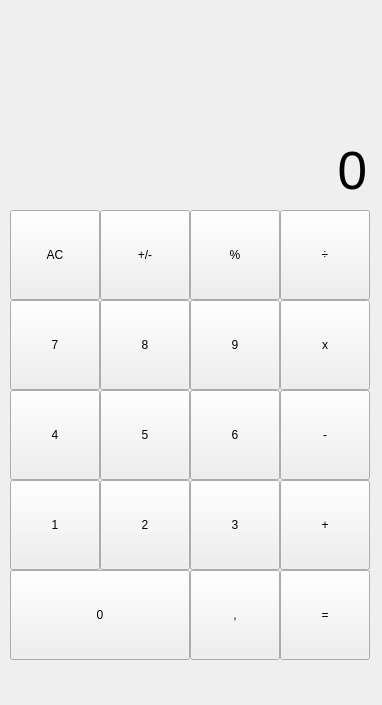
Old version of the form interfaceCalculadora.ui in the repository S4mK206/calculadora-IPhone.
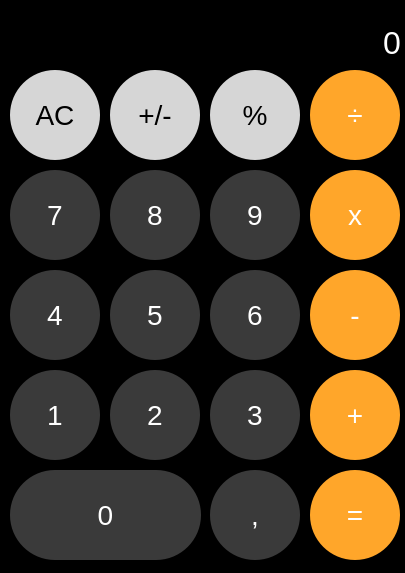
New version of the form.

Commit message: ajustes finais

Diff of the .ui file:
```diff
--- a/interfaceCalculadora.ui
+++ b/interfaceCalculadora.ui
@@ -6,180 +6,175 @@
    <rect>
     <x>0</x>
     <y>0</y>
-    <width>382</width>
-    <height>705</height>
+    <width>405</width>
+    <height>573</height>
    </rect>
   </property>
+  <property name="minimumSize">
+   <size>
+    <width>405</width>
+    <height>573</height>
+   </size>
+  </property>
+  <property name="maximumSize">
+   <size>
+    <width>405</width>
+    <height>573</height>
+   </size>
+  </property>
+  <property name="font">
+   <font>
+    <family>Arial</family>
+    <weight>75</weight>
+    <bold>true</bold>
+   </font>
+  </property>
   <property name="windowTitle">
    <string>MainWindow</string>
   </property>
+  <property name="styleSheet">
+   <string notr="true">background-color: rgb(0, 0, 0);</string>
+  </property>
   <widget class="QWidget" name="centralwidget">
-   <widget class="QPushButton" name="btnClear">
-    <property name="geometry">
-     <rect>
-      <x>10</x>
-      <y>210</y>
-      <width>90</width>
-      <height>90</height>
-     </rect>
-    </property>
-    <property name="minimumSize">
-     <size>
-      <width>90</width>
-      <height>90</height>
-     </size>
-    </property>
-    <property name="text">
-     <string>AC</string>
-    </property>
-   </widget>
-   <widget class="QPushButton" name="btnPositivoNegativo">
-    <property name="geometry">
-     <rect>
-      <x>100</x>
-      <y>210</y>
-      <width>90</width>
-      <height>90</height>
-     </rect>
-    </property>
-    <property name="minimumSize">
-     <size>
-      <width>90</width>
-      <height>90</height>
-     </size>
-    </property>
-    <property name="text">
-     <string>+/-</string>
-    </property>
-   </widget>
-   <widget class="QPushButton" name="btnPorcentagem">
-    <property name="geometry">
-     <rect>
-      <x>190</x>
-      <y>210</y>
-      <width>90</width>
-      <height>90</height>
-     </rect>
-    </property>
-    <property name="minimumSize">
-     <size>
-      <width>90</width>
-      <height>90</height>
-     </size>
-    </property>
-    <property name="text">
-     <string>%</string>
-    </property>
-   </widget>
-   <widget class="QPushButton" name="btnDivisao">
-    <property name="geometry">
-     <rect>
-      <x>280</x>
-      <y>210</y>
-      <width>90</width>
-      <height>90</height>
-     </rect>
-    </property>
-    <property name="minimumSize">
-     <size>
-      <width>90</width>
-      <height>90</height>
-     </size>
-    </property>
-    <property name="text">
-     <string>÷</string>
-    </property>
-   </widget>
-   <widget class="QPushButton" name="btn8">
-    <property name="geometry">
-     <rect>
-      <x>100</x>
-      <y>300</y>
-      <width>90</width>
-      <height>90</height>
-     </rect>
-    </property>
-    <property name="minimumSize">
-     <size>
-      <width>90</width>
-      <height>90</height>
-     </size>
-    </property>
-    <property name="text">
-     <string>8</string>
-    </property>
-   </widget>
    <widget class="QPushButton" name="btn7">
     <property name="geometry">
      <rect>
       <x>10</x>
-      <y>300</y>
+      <y>170</y>
       <width>90</width>
       <height>90</height>
      </rect>
     </property>
-    <property name="minimumSize">
-     <size>
-      <width>90</width>
-      <height>90</height>
-     </size>
+    <property name="font">
+     <font>
+      <family>Arial</family>
+      <pointsize>21</pointsize>
+     </font>
+    </property>
+    <property name="styleSheet">
+     <string notr="true">color: rgb(255, 255, 255);
+background-color: rgb(58, 58, 58);
+border-radius: 45%;</string>
     </property>
     <property name="text">
      <string>7</string>
     </property>
    </widget>
-   <widget class="QPushButton" name="btnMultiplicacao">
+   <widget class="QPushButton" name="btn8">
     <property name="geometry">
      <rect>
-      <x>280</x>
-      <y>300</y>
+      <x>110</x>
+      <y>170</y>
       <width>90</width>
       <height>90</height>
      </rect>
     </property>
-    <property name="minimumSize">
-     <size>
-      <width>90</width>
-      <height>90</height>
-     </size>
+    <property name="font">
+     <font>
+      <family>Arial</family>
+      <pointsize>21</pointsize>
+     </font>
+    </property>
+    <property name="styleSheet">
+     <string notr="true">color: rgb(255, 255, 255);
+ background-color: rgb(58, 58, 58);
+border-radius: 45%;</string>
     </property>
     <property name="text">
-     <string>x</string>
+     <string>8</string>
     </property>
    </widget>
    <widget class="QPushButton" name="btn9">
     <property name="geometry">
      <rect>
-      <x>190</x>
-      <y>300</y>
+      <x>210</x>
+      <y>170</y>
       <width>90</width>
       <height>90</height>
      </rect>
     </property>
-    <property name="minimumSize">
-     <size>
-      <width>90</width>
-      <height>90</height>
-     </size>
+    <property name="font">
+     <font>
+      <family>Arial</family>
+      <pointsize>21</pointsize>
+     </font>
+    </property>
+    <property name="styleSheet">
+     <string notr="true">color: rgb(255, 255, 255);
+background-color: rgb(58, 58, 58);
+border-radius: 45%;</string>
     </property>
     <property name="text">
      <string>9</string>
     </property>
    </widget>
+   <widget class="QPushButton" name="btnMultiplicacao">
+    <property name="geometry">
+     <rect>
+      <x>310</x>
+      <y>170</y>
+      <width>90</width>
+      <height>90</height>
+     </rect>
+    </property>
+    <property name="font">
+     <font>
+      <family>Arial</family>
+      <pointsize>21</pointsize>
+     </font>
+    </property>
+    <property name="styleSheet">
+     <string notr="true">color: rgb(255, 255, 255); 
+background-color: rgb(255, 166, 42);
+ border-radius: 45%;</string>
+    </property>
+    <property name="text">
+     <string>x</string>
+    </property>
+   </widget>
+   <widget class="QPushButton" name="btnSubtracao">
+    <property name="geometry">
+     <rect>
+      <x>310</x>
+      <y>270</y>
+      <width>90</width>
+      <height>90</height>
+     </rect>
+    </property>
+    <property name="font">
+     <font>
+      <family>Arial</family>
+      <pointsize>21</pointsize>
+     </font>
+    </property>
+    <property name="styleSheet">
+     <string notr="true">color: rgb(255, 255, 255); 
+background-color: rgb(255, 166, 42);
+ border-radius: 45%;</string>
+    </property>
+    <property name="text">
+     <string>-</string>
+    </property>
+   </widget>
    <widget class="QPushButton" name="btn5">
     <property name="geometry">
      <rect>
-      <x>100</x>
-      <y>390</y>
+      <x>110</x>
+      <y>270</y>
       <width>90</width>
       <height>90</height>
      </rect>
     </property>
-    <property name="minimumSize">
-     <size>
-      <width>90</width>
-      <height>90</height>
-     </size>
+    <property name="font">
+     <font>
+      <family>Arial</family>
+      <pointsize>21</pointsize>
+     </font>
+    </property>
+    <property name="styleSheet">
+     <string notr="true">color: rgb(255, 255, 255);
+background-color: rgb(58, 58, 58);
+border-radius: 45%;</string>
     </property>
     <property name="text">
      <string>5</string>
@@ -189,73 +184,93 @@
     <property name="geometry">
      <rect>
       <x>10</x>
-      <y>390</y>
+      <y>270</y>
       <width>90</width>
       <height>90</height>
      </rect>
     </property>
-    <property name="minimumSize">
-     <size>
-      <width>90</width>
-      <height>90</height>
-     </size>
+    <property name="font">
+     <font>
+      <family>Arial</family>
+      <pointsize>21</pointsize>
+     </font>
+    </property>
+    <property name="styleSheet">
+     <string notr="true">color: rgb(255, 255, 255);
+background-color: rgb(58, 58, 58);
+border-radius: 45%;</string>
     </property>
     <property name="text">
      <string>4</string>
     </property>
    </widget>
-   <widget class="QPushButton" name="btnSubtracao">
-    <property name="geometry">
-     <rect>
-      <x>280</x>
-      <y>390</y>
-      <width>90</width>
-      <height>90</height>
-     </rect>
-    </property>
-    <property name="minimumSize">
-     <size>
-      <width>90</width>
-      <height>90</height>
-     </size>
-    </property>
-    <property name="text">
-     <string>-</string>
-    </property>
-   </widget>
    <widget class="QPushButton" name="btn6">
     <property name="geometry">
      <rect>
-      <x>190</x>
-      <y>390</y>
+      <x>210</x>
+      <y>270</y>
       <width>90</width>
       <height>90</height>
      </rect>
     </property>
-    <property name="minimumSize">
-     <size>
-      <width>90</width>
-      <height>90</height>
-     </size>
+    <property name="font">
+     <font>
+      <family>Arial</family>
+      <pointsize>21</pointsize>
+     </font>
+    </property>
+    <property name="styleSheet">
+     <string notr="true">color: rgb(255, 255, 255);
+background-color: rgb(58, 58, 58);
+border-radius: 45%;</string>
     </property>
     <property name="text">
      <string>6</string>
     </property>
    </widget>
+   <widget class="QPushButton" name="btnAdicao">
+    <property name="geometry">
+     <rect>
+      <x>310</x>
+      <y>370</y>
+      <width>90</width>
+      <height>90</height>
+     </rect>
+    </property>
+    <property name="font">
+     <font>
+      <family>Arial</family>
+      <pointsize>21</pointsize>
+     </font>
+    </property>
+    <property name="styleSheet">
+     <string notr="true">color: rgb(255, 255, 255); 
+background-color: rgb(255, 166, 42);
+ border-radius: 45%;</string>
+    </property>
+    <property name="text">
+     <string>+</string>
+    </property>
+   </widget>
    <widget class="QPushButton" name="btn2">
     <property name="geometry">
      <rect>
-      <x>100</x>
-      <y>480</y>
+      <x>110</x>
+      <y>370</y>
       <width>90</width>
       <height>90</height>
      </rect>
     </property>
-    <property name="minimumSize">
-     <size>
-      <width>90</width>
-      <height>90</height>
-     </size>
+    <property name="font">
+     <font>
+      <family>Arial</family>
+      <pointsize>21</pointsize>
+     </font>
+    </property>
+    <property name="styleSheet">
+     <string notr="true">color: rgb(255, 255, 255);
+background-color: rgb(58, 58, 58);
+border-radius: 45%;</string>
     </property>
     <property name="text">
      <string>2</string>
@@ -265,145 +280,261 @@
     <property name="geometry">
      <rect>
       <x>10</x>
-      <y>480</y>
+      <y>370</y>
       <width>90</width>
       <height>90</height>
      </rect>
     </property>
-    <property name="minimumSize">
-     <size>
-      <width>90</width>
-      <height>90</height>
-     </size>
+    <property name="font">
+     <font>
+      <family>Arial</family>
+      <pointsize>21</pointsize>
+     </font>
+    </property>
+    <property name="toolTipDuration">
+     <number>-1</number>
+    </property>
+    <property name="styleSheet">
+     <string notr="true">color: rgb(255, 255, 255);
+background-color: rgb(58, 58, 58);
+border-radius: 45%;</string>
     </property>
     <property name="text">
      <string>1</string>
     </property>
-    <property name="autoDefault">
-     <bool>true</bool>
-    </property>
-   </widget>
-   <widget class="QPushButton" name="btnAdicao">
-    <property name="geometry">
-     <rect>
-      <x>280</x>
-      <y>480</y>
-      <width>90</width>
-      <height>90</height>
-     </rect>
-    </property>
-    <property name="minimumSize">
-     <size>
-      <width>90</width>
-      <height>90</height>
-     </size>
-    </property>
-    <property name="text">
-     <string>+</string>
-    </property>
    </widget>
    <widget class="QPushButton" name="btn3">
     <property name="geometry">
      <rect>
-      <x>190</x>
-      <y>480</y>
+      <x>210</x>
+      <y>370</y>
       <width>90</width>
       <height>90</height>
      </rect>
     </property>
-    <property name="minimumSize">
-     <size>
-      <width>90</width>
-      <height>90</height>
-     </size>
+    <property name="font">
+     <font>
+      <family>Arial</family>
+      <pointsize>21</pointsize>
+     </font>
+    </property>
+    <property name="styleSheet">
+     <string notr="true">color: rgb(255, 255, 255);
+background-color: rgb(58, 58, 58);
+border-radius: 45%;</string>
     </property>
     <property name="text">
      <string>3</string>
     </property>
    </widget>
-   <widget class="QPushButton" name="btn0">
-    <property name="geometry">
-     <rect>
-      <x>10</x>
-      <y>570</y>
-      <width>180</width>
-      <height>90</height>
-     </rect>
-    </property>
-    <property name="minimumSize">
-     <size>
-      <width>180</width>
-      <height>90</height>
-     </size>
-    </property>
-    <property name="text">
-     <string>0</string>
-    </property>
-    <property name="autoDefault">
-     <bool>true</bool>
-    </property>
-    <property name="default">
-     <bool>false</bool>
-    </property>
-    <property name="flat">
-     <bool>false</bool>
-    </property>
-   </widget>
    <widget class="QPushButton" name="btnIgual">
     <property name="geometry">
      <rect>
-      <x>280</x>
-      <y>570</y>
+      <x>310</x>
+      <y>470</y>
       <width>90</width>
       <height>90</height>
      </rect>
     </property>
-    <property name="minimumSize">
-     <size>
-      <width>90</width>
-      <height>90</height>
-     </size>
+    <property name="font">
+     <font>
+      <family>Arial</family>
+      <pointsize>21</pointsize>
+     </font>
+    </property>
+    <property name="styleSheet">
+     <string notr="true">color: rgb(255, 255, 255); 
+background-color: rgb(255, 166, 42);
+ border-radius: 45%;</string>
     </property>
     <property name="text">
      <string>=</string>
     </property>
    </widget>
+   <widget class="QPushButton" name="btn0">
+    <property name="geometry">
+     <rect>
+      <x>10</x>
+      <y>470</y>
+      <width>191</width>
+      <height>90</height>
+     </rect>
+    </property>
+    <property name="font">
+     <font>
+      <family>Arial</family>
+      <pointsize>21</pointsize>
+     </font>
+    </property>
+    <property name="styleSheet">
+     <string notr="true">color: rgb(255, 255, 255);
+background-color: rgb(58, 58, 58);
+border-radius: 45%;</string>
+    </property>
+    <property name="text">
+     <string>0</string>
+    </property>
+   </widget>
    <widget class="QPushButton" name="btnVirgula">
     <property name="geometry">
      <rect>
-      <x>190</x>
-      <y>570</y>
+      <x>210</x>
+      <y>470</y>
       <width>90</width>
       <height>90</height>
      </rect>
     </property>
-    <property name="minimumSize">
-     <size>
-      <width>90</width>
-      <height>90</height>
-     </size>
+    <property name="font">
+     <font>
+      <family>Arial</family>
+      <pointsize>21</pointsize>
+     </font>
+    </property>
+    <property name="styleSheet">
+     <string notr="true">color: rgb(255, 255, 255);
+background-color: rgb(58, 58, 58);
+border-radius: 45%;</string>
     </property>
     <property name="text">
      <string>,</string>
     </property>
    </widget>
+   <widget class="QPushButton" name="btnDivisao">
+    <property name="geometry">
+     <rect>
+      <x>310</x>
+      <y>70</y>
+      <width>90</width>
+      <height>90</height>
+     </rect>
+    </property>
+    <property name="font">
+     <font>
+      <family>Arial</family>
+      <pointsize>21</pointsize>
+     </font>
+    </property>
+    <property name="styleSheet">
+     <string notr="true">color: rgb(255, 255, 255); 
+background-color: rgb(255, 166, 42);
+ border-radius: 45%;</string>
+    </property>
+    <property name="text">
+     <string>÷</string>
+    </property>
+   </widget>
+   <widget class="QPushButton" name="btnPositivoNegativo">
+    <property name="geometry">
+     <rect>
+      <x>110</x>
+      <y>70</y>
+      <width>90</width>
+      <height>90</height>
+     </rect>
+    </property>
+    <property name="font">
+     <font>
+      <family>Arial</family>
+      <pointsize>21</pointsize>
+      <weight>50</weight>
+      <bold>false</bold>
+     </font>
+    </property>
+    <property name="styleSheet">
+     <string notr="true">background-color: rgb(214, 214, 214);
+ border-radius: 45%;</string>
+    </property>
+    <property name="text">
+     <string>+/-</string>
+    </property>
+   </widget>
+   <widget class="QPushButton" name="btnClear">
+    <property name="geometry">
+     <rect>
+      <x>10</x>
+      <y>70</y>
+      <width>90</width>
+      <height>90</height>
+     </rect>
+    </property>
+    <property name="font">
+     <font>
+      <family>Arial</family>
+      <pointsize>21</pointsize>
+      <weight>50</weight>
+      <bold>false</bold>
+     </font>
+    </property>
+    <property name="styleSheet">
+     <string notr="true">background-color: rgb(214, 214, 214);
+ border-radius: 45%;</string>
+    </property>
+    <property name="text">
+     <string>AC</string>
+    </property>
+   </widget>
+   <widget class="QPushButton" name="btnPorcentagem">
+    <property name="geometry">
+     <rect>
+      <x>210</x>
+      <y>70</y>
+      <width>90</width>
+      <height>90</height>
+     </rect>
+    </property>
+    <property name="font">
+     <font>
+      <family>Arial</family>
+      <pointsize>21</pointsize>
+      <weight>50</weight>
+      <bold>false</bold>
+      <stylestrategy>PreferDefault</stylestrategy>
+     </font>
+    </property>
+    <property name="styleSheet">
+     <string notr="true">background-color: rgb(214, 214, 214);
+ border-radius: 45%;</string>
+    </property>
+    <property name="text">
+     <string>%</string>
+    </property>
+   </widget>
    <widget class="QLabel" name="outputLabel">
     <property name="geometry">
      <rect>
-      <x>16</x>
-      <y>130</y>
-      <width>351</width>
-      <height>71</height>
+      <x>0</x>
+      <y>0</y>
+      <width>401</width>
+      <height>61</height>
      </rect>
     </property>
+    <property name="maximumSize">
+     <size>
+      <width>401</width>
+      <height>61</height>
+     </size>
+    </property>
     <property name="font">
      <font>
-      <pointsize>40</pointsize>
+      <family>Arial</family>
+      <pointsize>24</pointsize>
+      <weight>50</weight>
+      <italic>false</italic>
+      <bold>false</bold>
+      <strikeout>false</strikeout>
+      <stylestrategy>PreferAntialias</stylestrategy>
+      <kerning>true</kerning>
      </font>
     </property>
+    <property name="styleSheet">
+     <string notr="true">color: rgb(255, 255, 255);</string>
+    </property>
     <property name="text">
      <string>0</string>
     </property>
+    <property name="textFormat">
+     <enum>Qt::AutoText</enum>
+    </property>
     <property name="alignment">
      <set>Qt::AlignBottom|Qt::AlignRight|Qt::AlignTrailing</set>
     </property>
```
The commit also changes 1 other file.
